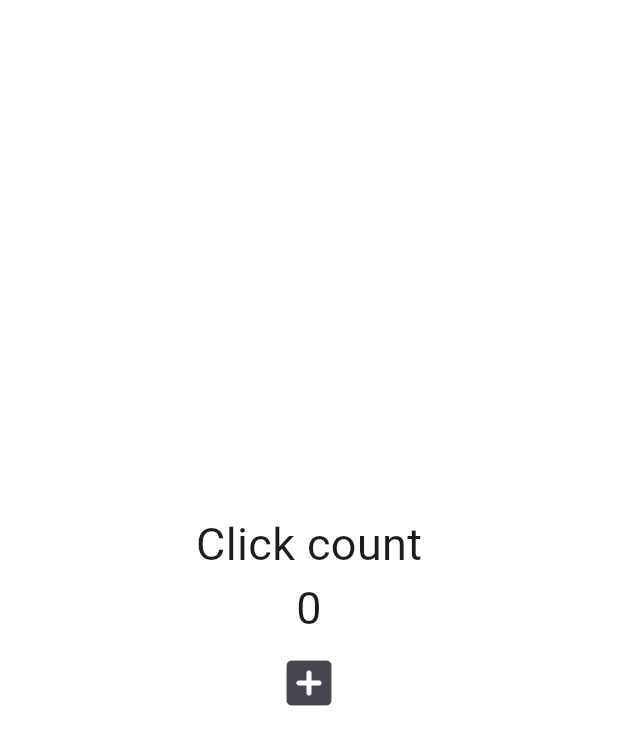
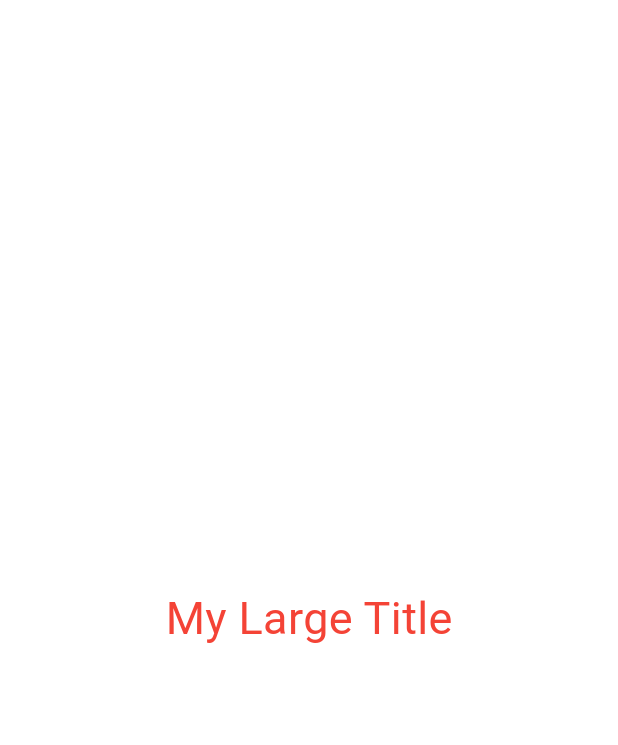
Before and after one commit to portal2312/toonflix, a Flutter app: the screen it shows after launch, on a phone screen of 412 x 824 dp. Shown: the top 745 px of the screen. Run offline on Flutter 3.47's test engine with Material 3 defaults, Android fonts, the phone set to English and light mode, and no system bars.

Commit message:
4.3. BuildContext

```diff
--- a/lib/main.dart
+++ b/lib/main.dart
@@ -12,38 +12,44 @@
 }
 
 class _AppState extends State<App> {
-  int counter = 0;
-
-  void onClicked() {
-    setState(() {
-      counter += 1;
-    });
-  }
-
   @override
   Widget build(BuildContext context) {
     return MaterialApp(
-        home: Scaffold(
+      theme: ThemeData(
+        textTheme: const TextTheme(
+          titleLarge: TextStyle(
+            color: Colors.red,
+          ),
+        ),
+      ),
+      home: const Scaffold(
         backgroundColor: Colors.white,
         body: Center(
           child: Column(
             mainAxisAlignment: MainAxisAlignment.center,
             children: [
-                  const Text(
-                    'Click count',
-                    style: TextStyle(fontSize: 30),
-                  ),
-                  Text(
-                    '$counter',
-                    style: const TextStyle(fontSize: 30),
-                  ),
-                  IconButton(
-                    icon: const Icon(Icons.add_box_rounded),
-                    iconSize: 40,
-                    onPressed: onClicked,
-                  )
+              MyLargeTitle(),
             ],
           ),
-            )));
+        ),
+      ),
+    );
   }
 }
+
+class MyLargeTitle extends StatelessWidget {
+  const MyLargeTitle({
+    super.key,
+  });
+
+  @override
+  Widget build(BuildContext context) {
+    return Text(
+      'My Large Title',
+      style: TextStyle(
+        color: Theme.of(context).textTheme.titleLarge!.color,
+        fontSize: 30,
+      ),
+    );
+  }
+}
```
Lines whose indentation alone changed are shown as unchanged.
